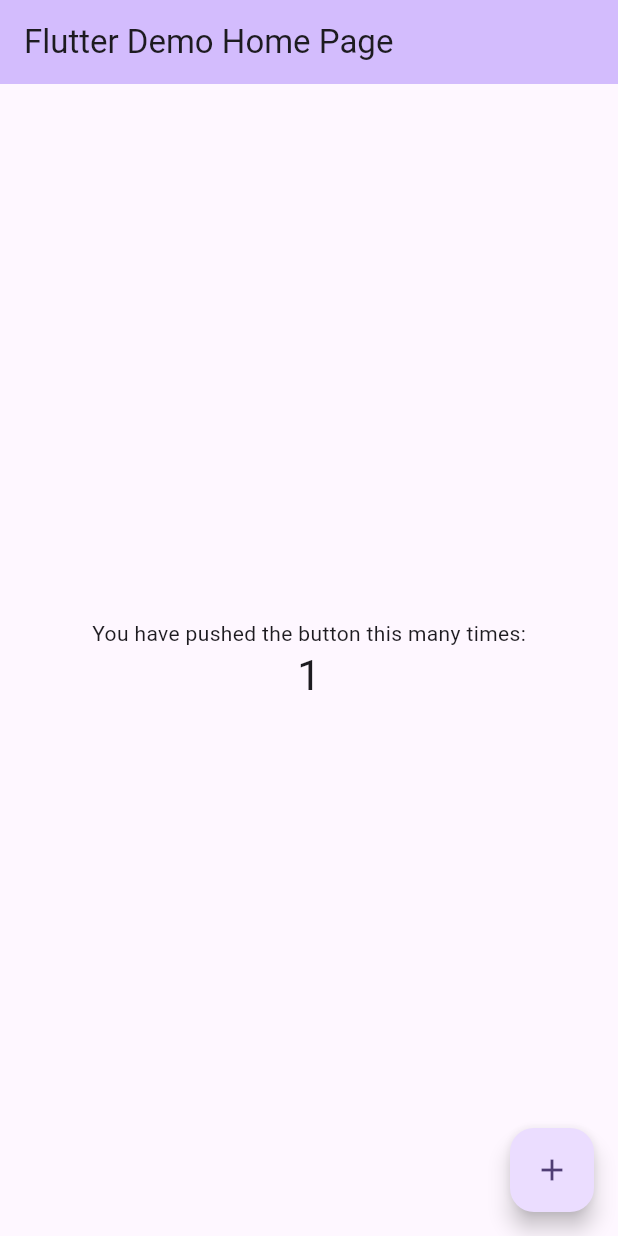
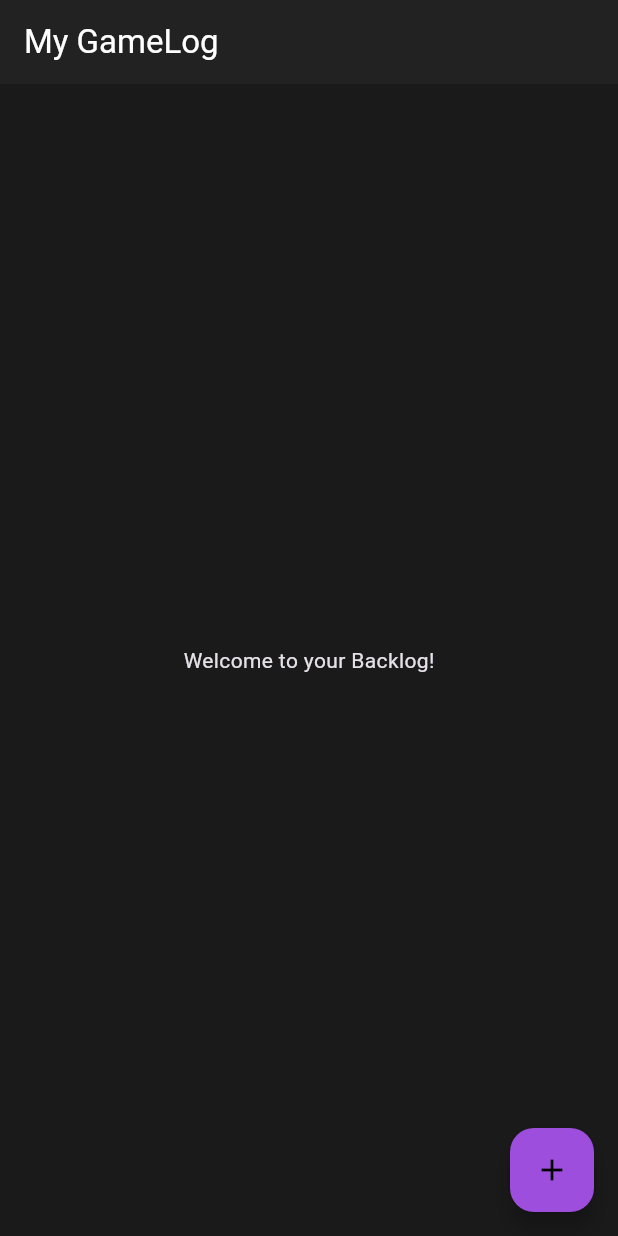
Before and after one commit to Morningknight/gamelog, a Flutter app: the screen it shows after launch, after a tap on the "add" icon, on a phone screen of 412 x 824 dp. Run offline on Flutter 3.47's test engine with Material 3 defaults, Android fonts, the phone set to English and light mode, and no system bars; our stand-ins replace hive, hive_flutter; accounts and stored records are empty.

Commit message:
Feat: Set up Hive database and Game data model

```diff
--- a/lib/main.dart
+++ b/lib/main.dart
@@ -1,122 +1,78 @@
 import 'package:flutter/material.dart';
+import 'package:hive_flutter/hive_flutter.dart'; // Import hive_flutter
+import 'package:gamelog/models/game.dart';       // Import our Game model
 
-void main() {
-  runApp(const MyApp());
+void main() async { // main function now needs to be async
+  // Ensure that Flutter's binding is initialized before calling any Flutter specific code.
+  WidgetsFlutterBinding.ensureInitialized();
+
+  // Initialize Hive for Flutter. This sets up a directory on the device to store the database.
+  await Hive.initFlutter();
+
+  // Register the adapter for our Game class. This adapter was auto-generated by build_runner
+  // and tells Hive how to serialize and deserialize the Game object.
+  // Without this, Hive wouldn't know how to save your custom object.
+  Hive.registerAdapter(GameAdapter());
+
+  // Open a box named 'games'. A box is like a table in a SQL database or a
+  // collection in a NoSQL database. We are specifying that this box will store
+  // objects of type Game.
+  await Hive.openBox<Game>('games');
+
+  // Once Hive is set up, run the app.
+  runApp(const GameLogApp());
 }
 
-class MyApp extends StatelessWidget {
-  const MyApp({super.key});
+class GameLogApp extends StatelessWidget {
+  const GameLogApp({super.key});
 
-  // This widget is the root of your application.
   @override
   Widget build(BuildContext context) {
     return MaterialApp(
-      title: 'Flutter Demo',
-      theme: ThemeData(
-        // This is the theme of your application.
-        //
-        // TRY THIS: Try running your application with "flutter run". You'll see
-        // the application has a purple toolbar. Then, without quitting the app,
-        // try changing the seedColor in the colorScheme below to Colors.green
-        // and then invoke "hot reload" (save your changes or press the "hot
-        // reload" button in a Flutter-supported IDE, or press "r" if you used
-        // the command line to start the app).
-        //
-        // Notice that the counter didn't reset back to zero; the application
-        // state is not lost during the reload. To reset the state, use hot
-        // restart instead.
-        //
-        // This works for code too, not just values: Most code changes can be
-        // tested with just a hot reload.
-        colorScheme: ColorScheme.fromSeed(seedColor: Colors.deepPurple),
+      title: 'GameLog',
+      // We are defining a custom dark theme that matches the aesthetic of the inspiration image.
+      theme: ThemeData.dark().copyWith(
+        primaryColor: const Color(0xFF8A2BE2), // Example: BlueViolet, not heavily used but good to set.
+        scaffoldBackgroundColor: const Color(0xFF1A1A1A), // A very dark grey for the main background
+        appBarTheme: const AppBarTheme(
+          backgroundColor: Color(0xFF222222), // Slightly lighter grey for the app bar
+          elevation: 0, // No shadow for a flatter look
+        ),
+        floatingActionButtonTheme: FloatingActionButtonThemeData(
+          backgroundColor: const Color(0xFF9D4EDD), // The primary purple color for the FAB
+        ),
+        // The color scheme defines the set of colors for the app's components.
+        colorScheme: const ColorScheme.dark().copyWith(
+          primary: const Color(0xFF9D4EDD), // A nice purple for buttons, highlights
+          secondary: const Color(0xFFC77DFF), // A lighter purple for accents
+          onPrimary: Colors.white, // Text color on top of primary color (e.g., on buttons)
+          surface: const Color(0xFF2C2C2C), // Color for card backgrounds
+        ),
       ),
-      home: const MyHomePage(title: 'Flutter Demo Home Page'),
+      debugShowCheckedModeBanner: false, // Hides the "debug" banner in the top right
+      home: const HomeScreen(),
     );
   }
 }
 
-class MyHomePage extends StatefulWidget {
-  const MyHomePage({super.key, required this.title});
-
-  // This widget is the home page of your application. It is stateful, meaning
-  // that it has a State object (defined below) that contains fields that affect
-  // how it looks.
-
-  // This class is the configuration for the state. It holds the values (in this
-  // case the title) provided by the parent (in this case the App widget) and
-  // used by the build method of the State. Fields in a Widget subclass are
-  // always marked "final".
-
-  final String title;
-
-  @override
-  State<MyHomePage> createState() => _MyHomePageState();
-}
-
-class _MyHomePageState extends State<MyHomePage> {
-  int _counter = 0;
-
-  void _incrementCounter() {
-    setState(() {
-      // This call to setState tells the Flutter framework that something has
-      // changed in this State, which causes it to rerun the build method below
-      // so that the display can reflect the updated values. If we changed
-      // _counter without calling setState(), then the build method would not be
-      // called again, and so nothing would appear to happen.
-      _counter++;
-    });
-  }
+class HomeScreen extends StatelessWidget {
+  const HomeScreen({super.key});
 
   @override
   Widget build(BuildContext context) {
-    // This method is rerun every time setState is called, for instance as done
-    // by the _incrementCounter method above.
-    //
-    // The Flutter framework has been optimized to make rerunning build methods
-    // fast, so that you can just rebuild anything that needs updating rather
-    // than having to individually change instances of widgets.
     return Scaffold(
       appBar: AppBar(
-        // TRY THIS: Try changing the color here to a specific color (to
-        // Colors.amber, perhaps?) and trigger a hot reload to see the AppBar
-        // change color while the other colors stay the same.
-        backgroundColor: Theme.of(context).colorScheme.inversePrimary,
-        // Here we take the value from the MyHomePage object that was created by
-        // the App.build method, and use it to set our appbar title.
-        title: Text(widget.title),
+        title: const Text('My GameLog'),
       ),
-      body: Center(
-        // Center is a layout widget. It takes a single child and positions it
-        // in the middle of the parent.
-        child: Column(
-          // Column is also a layout widget. It takes a list of children and
-          // arranges them vertically. By default, it sizes itself to fit its
-          // children horizontally, and tries to be as tall as its parent.
-          //
-          // Column has various properties to control how it sizes itself and
-          // how it positions its children. Here we use mainAxisAlignment to
-          // center the children vertically; the main axis here is the vertical
-          // axis because Columns are vertical (the cross axis would be
-          // horizontal).
-          //
-          // TRY THIS: Invoke "debug painting" (choose the "Toggle Debug Paint"
-          // action in the IDE, or press "p" in the console), to see the
-          // wireframe for each widget.
-          mainAxisAlignment: MainAxisAlignment.center,
-          children: <Widget>[
-            const Text('You have pushed the button this many times:'),
-            Text(
-              '$_counter',
-              style: Theme.of(context).textTheme.headlineMedium,
-            ),
-          ],
-        ),
+      body: const Center(
+        child: Text('Welcome to your Backlog!'),
       ),
       floatingActionButton: FloatingActionButton(
-        onPressed: _incrementCounter,
-        tooltip: 'Increment',
+        onPressed: () {
+          // In the next phases, this button will open a new screen to add a game.
+        },
         child: const Icon(Icons.add),
-      ), // This trailing comma makes auto-formatting nicer for build methods.
+      ),
     );
   }
 }
--- /dev/null
+++ b/lib/models/game.dart
@@ -0,0 +1,32 @@
+import 'package:hive/hive.dart';
+
+part 'game.g.dart'; // This file will be generated by the build_runner
+
+@HiveType(typeId: 0) // Unique ID for this type.
+class Game extends HiveObject {
+  @HiveField(0)
+  String title;
+
+  @HiveField(1)
+  String platform;
+
+  @HiveField(2)
+  String genre;
+
+  @HiveField(3)
+  String status; // e.g., "Now Playing", "Beaten"
+
+  @HiveField(4)
+  DateTime dateAdded;
+
+  // Add other fields from your design here later, e.g., developer, priority.
+  // Let's keep it simple for now.
+
+  Game({
+    required this.title,
+    required this.platform,
+    required this.genre,
+    required this.status,
+    required this.dateAdded,
+  });
+}
```
Also changed, not shown: pubspec.yaml (+8 -0 lines), lib/models/game.g.dart (added), pubspec.lock.
